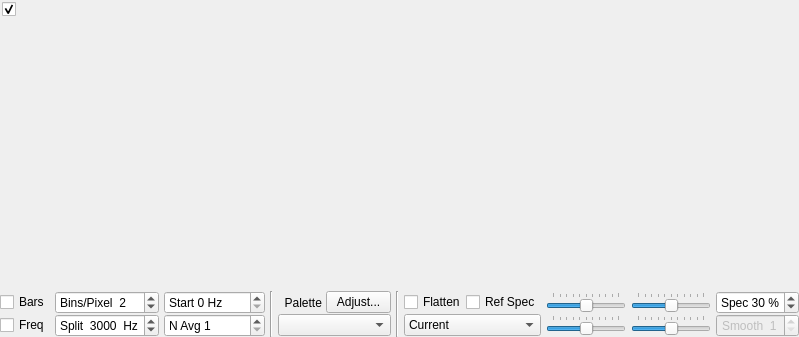
Old version of the form widgets/widegraph.ui in the repository uaro-radio/wsjtx.
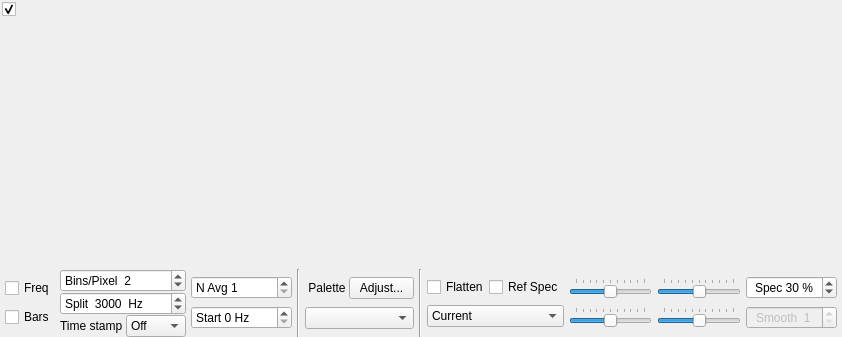
New version of the form. Custom widgets are drawn as their Qt base class.

Commit message: New options about the time stamp to be displayed or not, and whether it should be on the left or right side.

```diff
--- a/widgets/widegraph.ui
+++ b/widgets/widegraph.ui
@@ -6,7 +6,7 @@
    <rect>
     <x>0</x>
     <y>0</y>
-    <width>799</width>
+    <width>842</width>
     <height>337</height>
    </rect>
   </property>
@@ -106,187 +106,70 @@
       <property name="verticalSpacing">
        <number>0</number>
       </property>
-      <item row="1" column="11">
-       <widget class="QSlider" name="zero2dSlider">
-        <property name="sizePolicy">
-         <sizepolicy hsizetype="Expanding" vsizetype="Fixed">
-          <horstretch>1</horstretch>
-          <verstretch>0</verstretch>
-         </sizepolicy>
-        </property>
-        <property name="minimumSize">
-         <size>
-          <width>80</width>
-          <height>0</height>
-         </size>
-        </property>
-        <property name="maximumSize">
-         <size>
-          <width>200</width>
-          <height>16777215</height>
-         </size>
-        </property>
-        <property name="toolTip">
-         <string>Spectrum zero</string>
-        </property>
-        <property name="minimum">
-         <number>-50</number>
-        </property>
-        <property name="maximum">
-         <number>50</number>
-        </property>
+      <item row="0" column="6" rowspan="3">
+       <widget class="Line" name="line">
         <property name="orientation">
-         <enum>Qt::Horizontal</enum>
-        </property>
-        <property name="tickPosition">
-         <enum>QSlider::TicksAbove</enum>
+         <enum>Qt::Vertical</enum>
         </property>
        </widget>
       </item>
-      <item row="0" column="6" rowspan="2">
+      <item row="0" column="9" rowspan="3">
        <widget class="Line" name="line_2">
         <property name="orientation">
          <enum>Qt::Vertical</enum>
         </property>
        </widget>
       </item>
-      <item row="0" column="9">
-       <widget class="QSlider" name="gainSlider">
-        <property name="sizePolicy">
-         <sizepolicy hsizetype="Expanding" vsizetype="Fixed">
-          <horstretch>1</horstretch>
-          <verstretch>0</verstretch>
-         </sizepolicy>
+      <item row="0" column="4" rowspan="3">
+       <layout class="QVBoxLayout" name="verticalLayout_4">
+        <property name="spacing">
+         <number>0</number>
         </property>
+        <item>
+         <widget class="QSpinBox" name="waterfallAvgSpinBox">
+          <property name="toolTip">
+           <string>Number of FFTs averaged (controls waterfall scrolling rate)</string>
+          </property>
+          <property name="prefix">
+           <string>N Avg </string>
+          </property>
+          <property name="minimum">
+           <number>1</number>
+          </property>
+          <property name="maximum">
+           <number>500</number>
+          </property>
+         </widget>
+        </item>
+        <item>
+         <widget class="QSpinBox" name="fStartSpinBox">
         <property name="minimumSize">
          <size>
-          <width>80</width>
+            <width>0</width>
           <height>0</height>
          </size>
         </property>
-        <property name="maximumSize">
-         <size>
-          <width>200</width>
-          <height>16777215</height>
-         </size>
-        </property>
         <property name="toolTip">
-         <string>Waterfall gain</string>
-        </property>
-        <property name="minimum">
-         <number>-50</number>
+           <string>&lt;html&gt;&lt;head/&gt;&lt;body&gt;&lt;p&gt;Frequency at left edge of waterfall&lt;/p&gt;&lt;/body&gt;&lt;/html&gt;</string>
+          </property>
+          <property name="suffix">
+           <string> Hz</string>
+          </property>
+          <property name="prefix">
+           <string>Start </string>
         </property>
         <property name="maximum">
-         <number>50</number>
-        </property>
-        <property name="orientation">
-         <enum>Qt::Horizontal</enum>
-        </property>
-        <property name="tickPosition">
-         <enum>QSlider::TicksAbove</enum>
-        </property>
-       </widget>
-      </item>
-      <item row="0" column="7">
-       <layout class="QHBoxLayout" name="horizontalLayout_3">
-        <item>
-         <widget class="QCheckBox" name="cbFlatten">
-          <property name="toolTip">
-           <string>&lt;html&gt;&lt;head/&gt;&lt;body&gt;&lt;p&gt;Flatten spectral baseline over the full displayed interval.&lt;/p&gt;&lt;/body&gt;&lt;/html&gt;</string>
-          </property>
-          <property name="text">
-           <string>Flatten</string>
-          </property>
-         </widget>
-        </item>
-        <item>
-         <widget class="QCheckBox" name="cbRef">
-          <property name="toolTip">
-           <string>&lt;html&gt;&lt;head/&gt;&lt;body&gt;&lt;p&gt;Compute and save a reference spectrum.  (Not yet fully implemented.)&lt;/p&gt;&lt;/body&gt;&lt;/html&gt;</string>
-          </property>
-          <property name="text">
-           <string>Ref Spec</string>
+           <number>4900</number>
+          </property>
+          <property name="singleStep">
+           <number>100</number>
           </property>
          </widget>
         </item>
        </layout>
       </item>
-      <item row="1" column="9">
-       <widget class="QSlider" name="gain2dSlider">
-        <property name="sizePolicy">
-         <sizepolicy hsizetype="Expanding" vsizetype="Fixed">
-          <horstretch>1</horstretch>
-          <verstretch>0</verstretch>
-         </sizepolicy>
-        </property>
-        <property name="minimumSize">
-         <size>
-          <width>80</width>
-          <height>0</height>
-         </size>
-        </property>
-        <property name="maximumSize">
-         <size>
-          <width>200</width>
-          <height>16777215</height>
-         </size>
-        </property>
-        <property name="toolTip">
-         <string>Spectrum gain</string>
-        </property>
-        <property name="minimum">
-         <number>-50</number>
-        </property>
-        <property name="maximum">
-         <number>50</number>
-        </property>
-        <property name="orientation">
-         <enum>Qt::Horizontal</enum>
-        </property>
-        <property name="tickPosition">
-         <enum>QSlider::TicksAbove</enum>
-        </property>
-       </widget>
-      </item>
-      <item row="0" column="11">
-       <widget class="QSlider" name="zeroSlider">
-        <property name="sizePolicy">
-         <sizepolicy hsizetype="Expanding" vsizetype="Fixed">
-          <horstretch>1</horstretch>
-          <verstretch>0</verstretch>
-         </sizepolicy>
-        </property>
-        <property name="minimumSize">
-         <size>
-          <width>80</width>
-          <height>0</height>
-         </size>
-        </property>
-        <property name="maximumSize">
-         <size>
-          <width>200</width>
-          <height>16777215</height>
-         </size>
-        </property>
-        <property name="toolTip">
-         <string>Waterfall zero</string>
-        </property>
-        <property name="minimum">
-         <number>-50</number>
-        </property>
-        <property name="maximum">
-         <number>50</number>
-        </property>
-        <property name="orientation">
-         <enum>Qt::Horizontal</enum>
-        </property>
-        <property name="tickPosition">
-         <enum>QSlider::TicksAbove</enum>
-        </property>
-       </widget>
-      </item>
-      <item row="0" column="13" rowspan="2">
-       <spacer name="horizontalSpacer_2">
+      <item row="0" column="0" rowspan="3">
+       <spacer name="horizontalSpacer">
         <property name="orientation">
          <enum>Qt::Horizontal</enum>
         </property>
@@ -298,12 +181,128 @@
         </property>
        </spacer>
       </item>
-      <item row="0" column="5">
+      <item row="0" column="3" rowspan="3">
+       <layout class="QVBoxLayout" name="verticalLayout_3">
+        <property name="spacing">
+         <number>0</number>
+        </property>
+        <item>
+         <widget class="QSpinBox" name="bppSpinBox">
+          <property name="minimumSize">
+           <size>
+            <width>100</width>
+            <height>0</height>
+           </size>
+          </property>
+          <property name="maximumSize">
+           <size>
+            <width>16777215</width>
+            <height>16777215</height>
+           </size>
+          </property>
+          <property name="toolTip">
+           <string>Compression factor for frequency scale</string>
+          </property>
+          <property name="suffix">
+           <string/>
+          </property>
+          <property name="prefix">
+           <string>Bins/Pixel  </string>
+          </property>
+          <property name="minimum">
+           <number>1</number>
+          </property>
+          <property name="maximum">
+           <number>1000</number>
+          </property>
+          <property name="singleStep">
+           <number>1</number>
+          </property>
+          <property name="value">
+           <number>2</number>
+          </property>
+         </widget>
+        </item>
+        <item>
+         <widget class="QSpinBox" name="fSplitSpinBox">
+          <property name="minimumSize">
+           <size>
+            <width>100</width>
+            <height>0</height>
+           </size>
+          </property>
+          <property name="toolTip">
+           <string>&lt;html&gt;&lt;head/&gt;&lt;body&gt;&lt;p&gt;Decode JT9 only above this frequency&lt;/p&gt;&lt;/body&gt;&lt;/html&gt;</string>
+          </property>
+          <property name="suffix">
+           <string>  Hz</string>
+          </property>
+          <property name="prefix">
+           <string>Split  </string>
+          </property>
+          <property name="maximum">
+           <number>5000</number>
+          </property>
+          <property name="singleStep">
+           <number>100</number>
+          </property>
+          <property name="value">
+           <number>3000</number>
+          </property>
+         </widget>
+        </item>
+        <item>
+         <layout class="QHBoxLayout" name="horizontalLayout_2">
+          <item>
+           <widget class="QLabel" name="labTime">
+            <property name="toolTip">
+             <string>&lt;html&gt;&lt;head/&gt;&lt;body&gt;&lt;p&gt;Position of time stamp above each interval line&lt;/p&gt;&lt;/body&gt;&lt;/html&gt;</string>
+            </property>
+            <property name="text">
+             <string>Time stamp </string>
+            </property>
+           </widget>
+          </item>
+          <item>
+           <widget class="QComboBox" name="timestampComboBox">
+            <property name="toolTip">
+             <string>&lt;html&gt;&lt;head/&gt;&lt;body&gt;&lt;p&gt;Position of time stamp above each interval line&lt;/p&gt;&lt;/body&gt;&lt;/html&gt;</string>
+            </property>
+            <property name="currentText">
+             <string>Off</string>
+            </property>
+            <item>
+             <property name="text">
+              <string>Off</string>
+             </property>
+            </item>
+            <item>
+             <property name="text">
+              <string>Left</string>
+             </property>
+            </item>
+            <item>
+             <property name="text">
+              <string>Right</string>
+             </property>
+            </item>
+           </widget>
+          </item>
+         </layout>
+        </item>
+       </layout>
+      </item>
+      <item row="0" column="7" rowspan="3">
+       <layout class="QVBoxLayout" name="verticalLayout_6">
+        <property name="spacing">
+         <number>0</number>
+        </property>
+        <item>
        <layout class="QHBoxLayout" name="horizontalLayout">
         <item>
          <widget class="QLabel" name="labPalette">
           <property name="text">
-           <string>  Palette </string>
+             <string> Palette </string>
           </property>
           <property name="alignment">
            <set>Qt::AlignLeading|Qt::AlignLeft|Qt::AlignVCenter</set>
@@ -331,38 +330,91 @@
         </item>
        </layout>
       </item>
-      <item row="0" column="12">
-       <widget class="QSpinBox" name="sbPercent2dPlot">
-        <property name="minimumSize">
+        <item>
+         <widget class="QComboBox" name="paletteComboBox">
+          <property name="toolTip">
+           <string>Select waterfall palette</string>
+          </property>
+         </widget>
+        </item>
+       </layout>
+      </item>
+      <item row="0" column="17" rowspan="3">
+       <spacer name="horizontalSpacer_2">
+        <property name="orientation">
+         <enum>Qt::Horizontal</enum>
+        </property>
+        <property name="sizeHint" stdset="0">
          <size>
-          <width>75</width>
-          <height>0</height>
+          <width>5</width>
+          <height>20</height>
          </size>
         </property>
-        <property name="toolTip">
-         <string>&lt;html&gt;&lt;head/&gt;&lt;body&gt;&lt;p&gt;Set fractional size of spectrum in this window.&lt;/p&gt;&lt;/body&gt;&lt;/html&gt;</string>
+       </spacer>
+      </item>
+      <item row="0" column="2" rowspan="3">
+       <layout class="QVBoxLayout" name="verticalLayout_2">
+        <property name="spacing">
+         <number>0</number>
         </property>
-        <property name="alignment">
-         <set>Qt::AlignCenter</set>
-        </property>
-        <property name="suffix">
-         <string> %</string>
-        </property>
-        <property name="prefix">
-         <string>Spec </string>
-        </property>
-        <property name="maximum">
-         <number>100</number>
-        </property>
-        <property name="singleStep">
-         <number>5</number>
+        <item>
+         <widget class="QCheckBox" name="cbFreq">
+          <property name="maximumSize">
+           <size>
+            <width>16777215</width>
+            <height>16777215</height>
+           </size>
+          </property>
+          <property name="text">
+           <string>Freq</string>
+          </property>
+         </widget>
+        </item>
+        <item>
+         <widget class="QCheckBox" name="cbBars">
+          <property name="maximumSize">
+           <size>
+            <width>16777215</width>
+            <height>16777215</height>
+           </size>
+          </property>
+          <property name="text">
+           <string>Bars</string>
+          </property>
+         </widget>
+        </item>
+       </layout>
+      </item>
+      <item row="0" column="10" rowspan="3">
+       <layout class="QVBoxLayout" name="verticalLayout_7">
+        <property name="spacing">
+         <number>0</number>
         </property>
-        <property name="value">
-         <number>30</number>
-        </property>
-       </widget>
-      </item>
-      <item row="1" column="7">
+        <item>
+         <layout class="QHBoxLayout" name="horizontalLayout_3">
+          <item>
+           <widget class="QCheckBox" name="cbFlatten">
+            <property name="toolTip">
+             <string>&lt;html&gt;&lt;head/&gt;&lt;body&gt;&lt;p&gt;Flatten spectral baseline over the full displayed interval.&lt;/p&gt;&lt;/body&gt;&lt;/html&gt;</string>
+            </property>
+            <property name="text">
+             <string>Flatten</string>
+            </property>
+           </widget>
+          </item>
+          <item>
+           <widget class="QCheckBox" name="cbRef">
+            <property name="toolTip">
+             <string>&lt;html&gt;&lt;head/&gt;&lt;body&gt;&lt;p&gt;Compute and save a reference spectrum.  (Not yet fully implemented.)&lt;/p&gt;&lt;/body&gt;&lt;/html&gt;</string>
+            </property>
+            <property name="text">
+             <string>Ref Spec</string>
+            </property>
+           </widget>
+          </item>
+         </layout>
+        </item>
+        <item>
        <widget class="QComboBox" name="spec2dComboBox">
         <property name="toolTip">
          <string>&lt;html&gt;&lt;head/&gt;&lt;body&gt;&lt;p&gt;Select data for spectral display&lt;/p&gt;&lt;/body&gt;&lt;/html&gt;</string>
@@ -402,93 +454,204 @@
         </item>
        </widget>
       </item>
-      <item row="1" column="2">
-       <widget class="QSpinBox" name="fSplitSpinBox">
+       </layout>
+      </item>
+      <item row="0" column="11" rowspan="3">
+       <layout class="QVBoxLayout" name="verticalLayout_8">
+        <property name="spacing">
+         <number>0</number>
+        </property>
+        <item>
+         <widget class="QSlider" name="gainSlider">
+          <property name="sizePolicy">
+           <sizepolicy hsizetype="Expanding" vsizetype="Fixed">
+            <horstretch>1</horstretch>
+            <verstretch>0</verstretch>
+           </sizepolicy>
+          </property>
         <property name="minimumSize">
          <size>
-          <width>100</width>
+            <width>80</width>
           <height>0</height>
          </size>
         </property>
+          <property name="maximumSize">
+           <size>
+            <width>200</width>
+            <height>16777215</height>
+           </size>
+          </property>
         <property name="toolTip">
-         <string>&lt;html&gt;&lt;head/&gt;&lt;body&gt;&lt;p&gt;Decode JT9 only above this frequency&lt;/p&gt;&lt;/body&gt;&lt;/html&gt;</string>
+           <string>Waterfall gain</string>
+          </property>
+          <property name="minimum">
+           <number>-50</number>
+          </property>
+          <property name="maximum">
+           <number>50</number>
+          </property>
+          <property name="orientation">
+           <enum>Qt::Horizontal</enum>
+          </property>
+          <property name="tickPosition">
+           <enum>QSlider::TicksAbove</enum>
+          </property>
+         </widget>
+        </item>
+        <item>
+         <widget class="QSlider" name="gain2dSlider">
+          <property name="sizePolicy">
+           <sizepolicy hsizetype="Expanding" vsizetype="Fixed">
+            <horstretch>1</horstretch>
+            <verstretch>0</verstretch>
+           </sizepolicy>
+          </property>
+          <property name="minimumSize">
+           <size>
+            <width>80</width>
+            <height>0</height>
+           </size>
+          </property>
+          <property name="maximumSize">
+           <size>
+            <width>200</width>
+            <height>16777215</height>
+           </size>
+          </property>
+          <property name="toolTip">
+           <string>Spectrum gain</string>
+          </property>
+          <property name="minimum">
+           <number>-50</number>
+          </property>
+          <property name="maximum">
+           <number>50</number>
+          </property>
+          <property name="orientation">
+           <enum>Qt::Horizontal</enum>
+          </property>
+          <property name="tickPosition">
+           <enum>QSlider::TicksAbove</enum>
+          </property>
+         </widget>
+        </item>
+       </layout>
+      </item>
+      <item row="0" column="12" rowspan="3">
+       <layout class="QVBoxLayout" name="verticalLayout_9">
+        <property name="spacing">
+         <number>0</number>
+        </property>
+        <item>
+         <widget class="QSlider" name="zeroSlider">
+          <property name="sizePolicy">
+           <sizepolicy hsizetype="Expanding" vsizetype="Fixed">
+            <horstretch>1</horstretch>
+            <verstretch>0</verstretch>
+           </sizepolicy>
+          </property>
+          <property name="minimumSize">
+           <size>
+            <width>80</width>
+            <height>0</height>
+           </size>
+          </property>
+          <property name="maximumSize">
+           <size>
+            <width>200</width>
+            <height>16777215</height>
+           </size>
+          </property>
+          <property name="toolTip">
+           <string>Waterfall zero</string>
+          </property>
+          <property name="minimum">
+           <number>-50</number>
+          </property>
+          <property name="maximum">
+           <number>50</number>
+          </property>
+          <property name="orientation">
+           <enum>Qt::Horizontal</enum>
+          </property>
+          <property name="tickPosition">
+           <enum>QSlider::TicksAbove</enum>
+          </property>
+         </widget>
+        </item>
+        <item>
+         <widget class="QSlider" name="zero2dSlider">
+          <property name="sizePolicy">
+           <sizepolicy hsizetype="Expanding" vsizetype="Fixed">
+            <horstretch>1</horstretch>
+            <verstretch>0</verstretch>
+           </sizepolicy>
+          </property>
+          <property name="minimumSize">
+           <size>
+            <width>80</width>
+            <height>0</height>
+           </size>
+          </property>
+          <property name="maximumSize">
+           <size>
+            <width>200</width>
+            <height>16777215</height>
+           </size>
+          </property>
+          <property name="toolTip">
+           <string>Spectrum zero</string>
+          </property>
+          <property name="minimum">
+           <number>-50</number>
+          </property>
+          <property name="maximum">
+           <number>50</number>
+          </property>
+          <property name="orientation">
+           <enum>Qt::Horizontal</enum>
+          </property>
+          <property name="tickPosition">
+           <enum>QSlider::TicksAbove</enum>
+          </property>
+         </widget>
+        </item>
+       </layout>
+      </item>
+      <item row="0" column="13" rowspan="3">
+       <layout class="QVBoxLayout" name="verticalLayout_10">
+        <property name="spacing">
+         <number>0</number>
+        </property>
+        <item>
+         <widget class="QSpinBox" name="sbPercent2dPlot">
+          <property name="minimumSize">
+           <size>
+            <width>75</width>
+            <height>0</height>
+           </size>
+          </property>
+          <property name="toolTip">
+           <string>&lt;html&gt;&lt;head/&gt;&lt;body&gt;&lt;p&gt;Set fractional size of spectrum in this window.&lt;/p&gt;&lt;/body&gt;&lt;/html&gt;</string>
+          </property>
+          <property name="alignment">
+           <set>Qt::AlignCenter</set>
         </property>
         <property name="suffix">
-         <string>  Hz</string>
+           <string> %</string>
         </property>
         <property name="prefix">
-         <string>Split  </string>
-        </property>
-        <property name="minimum">
-         <number>0</number>
+           <string>Spec </string>
         </property>
         <property name="maximum">
-         <number>5000</number>
-        </property>
-        <property name="singleStep">
          <number>100</number>
         </property>
         <property name="value">
-         <number>3000</number>
+           <number>30</number>
         </property>
        </widget>
       </item>
-      <item row="1" column="3">
-       <widget class="QSpinBox" name="waterfallAvgSpinBox">
-        <property name="toolTip">
-         <string>Number of FFTs averaged (controls waterfall scrolling rate)</string>
-        </property>
-        <property name="prefix">
-         <string>N Avg </string>
-        </property>
-        <property name="minimum">
-         <number>1</number>
-        </property>
-        <property name="maximum">
-         <number>500</number>
-        </property>
-       </widget>
-      </item>
-      <item row="1" column="5">
-       <widget class="QComboBox" name="paletteComboBox">
-        <property name="toolTip">
-         <string>Select waterfall palette</string>
-        </property>
-       </widget>
-      </item>
-      <item row="0" column="3">
-       <widget class="QSpinBox" name="fStartSpinBox">
-        <property name="minimumSize">
-         <size>
-          <width>0</width>
-          <height>0</height>
-         </size>
-        </property>
-        <property name="toolTip">
-         <string>&lt;html&gt;&lt;head/&gt;&lt;body&gt;&lt;p&gt;Frequency at left edge of waterfall&lt;/p&gt;&lt;/body&gt;&lt;/html&gt;</string>
-        </property>
-        <property name="suffix">
-         <string> Hz</string>
-        </property>
-        <property name="prefix">
-         <string>Start </string>
-        </property>
-        <property name="maximum">
-         <number>4900</number>
-        </property>
-        <property name="singleStep">
-         <number>100</number>
-        </property>
-       </widget>
-      </item>
-      <item row="0" column="4" rowspan="2">
-       <widget class="Line" name="line">
-        <property name="orientation">
-         <enum>Qt::Vertical</enum>
-        </property>
-       </widget>
-      </item>
-      <item row="1" column="12">
+        <item>
        <widget class="QSpinBox" name="smoSpinBox">
         <property name="enabled">
          <bool>false</bool>
@@ -513,81 +676,7 @@
         </property>
        </widget>
       </item>
-      <item row="0" column="2">
-       <widget class="QSpinBox" name="bppSpinBox">
-        <property name="minimumSize">
-         <size>
-          <width>100</width>
-          <height>0</height>
-         </size>
-        </property>
-        <property name="maximumSize">
-         <size>
-          <width>16777215</width>
-          <height>16777215</height>
-         </size>
-        </property>
-        <property name="toolTip">
-         <string>Compression factor for frequency scale</string>
-        </property>
-        <property name="suffix">
-         <string/>
-        </property>
-        <property name="prefix">
-         <string>Bins/Pixel  </string>
-        </property>
-        <property name="minimum">
-         <number>1</number>
-        </property>
-        <property name="maximum">
-         <number>1000</number>
-        </property>
-        <property name="singleStep">
-         <number>1</number>
-        </property>
-        <property name="value">
-         <number>2</number>
-        </property>
-       </widget>
-      </item>
-      <item row="0" column="0" rowspan="2">
-       <spacer name="horizontalSpacer">
-        <property name="orientation">
-         <enum>Qt::Horizontal</enum>
-        </property>
-        <property name="sizeHint" stdset="0">
-         <size>
-          <width>5</width>
-          <height>20</height>
-         </size>
-        </property>
-       </spacer>
-      </item>
-      <item row="0" column="1">
-       <widget class="QCheckBox" name="cbBars">
-        <property name="maximumSize">
-         <size>
-          <width>16777215</width>
-          <height>16777215</height>
-         </size>
-        </property>
-        <property name="text">
-         <string>Bars</string>
-        </property>
-       </widget>
-      </item>
-      <item row="1" column="1">
-       <widget class="QCheckBox" name="cbFreq">
-        <property name="maximumSize">
-         <size>
-          <width>16777215</width>
-          <height>16777215</height>
-         </size>
-        </property>
-        <property name="text">
-         <string>Freq</string>
-        </property>
-       </widget>
+       </layout>
       </item>
      </layout>
     </widget>
```
Left out of the diff: 15 changed lines with no effect on the pictures. Lines whose indentation alone changed are shown as unchanged. The commit also changes 5 other files.
